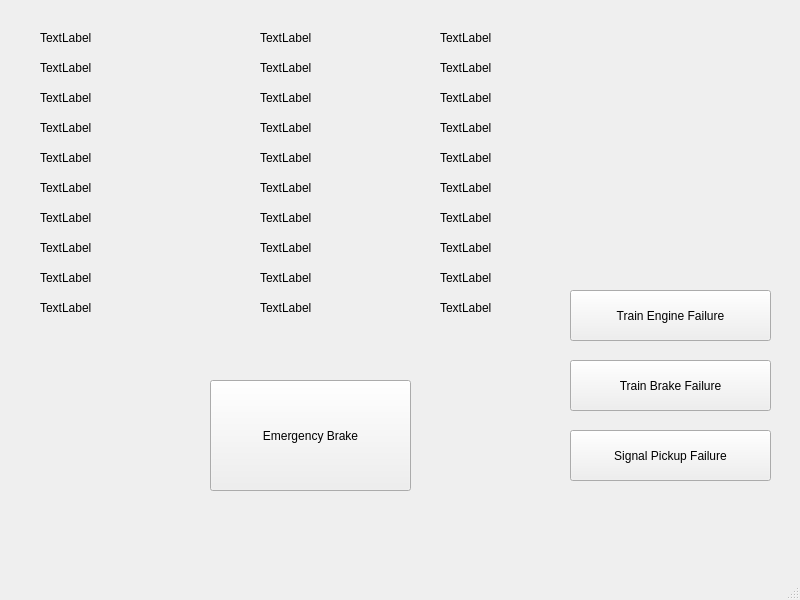
Old version of the form Train_Model/form.ui in the repository ece1140thebteam/train_system_sim.
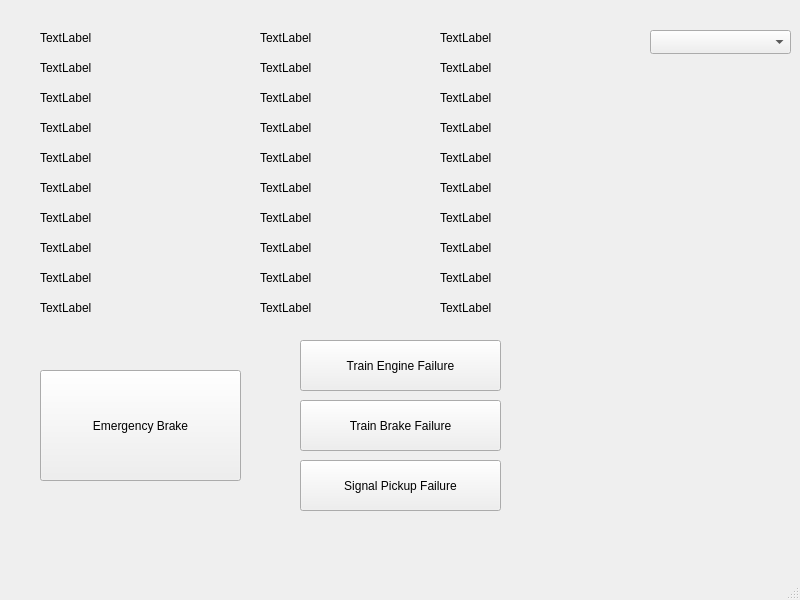
New version of the form.

```diff
--- a/Train_Model/form.ui
+++ b/Train_Model/form.ui
@@ -17,8 +17,8 @@
    <widget class="QPushButton" name="eBrake">
     <property name="geometry">
      <rect>
-      <x>210</x>
-      <y>380</y>
+      <x>40</x>
+      <y>370</y>
       <width>201</width>
       <height>111</height>
      </rect>
@@ -322,8 +322,8 @@
    <widget class="QPushButton" name="enginefail">
     <property name="geometry">
      <rect>
-      <x>570</x>
-      <y>290</y>
+      <x>300</x>
+      <y>340</y>
       <width>201</width>
       <height>51</height>
      </rect>
@@ -338,8 +338,8 @@
    <widget class="QPushButton" name="brakefail">
     <property name="geometry">
      <rect>
-      <x>570</x>
-      <y>360</y>
+      <x>300</x>
+      <y>400</y>
       <width>201</width>
       <height>51</height>
      </rect>
@@ -354,8 +354,8 @@
    <widget class="QPushButton" name="signalfail">
     <property name="geometry">
      <rect>
-      <x>570</x>
-      <y>430</y>
+      <x>300</x>
+      <y>460</y>
       <width>201</width>
       <height>51</height>
      </rect>
@@ -471,6 +471,19 @@
      <string>TextLabel</string>
     </property>
    </widget>
+   <widget class="QComboBox" name="trainSelect">
+    <property name="geometry">
+     <rect>
+      <x>650</x>
+      <y>30</y>
+      <width>141</width>
+      <height>24</height>
+     </rect>
+    </property>
+    <property name="editable">
+     <bool>false</bool>
+    </property>
+   </widget>
   </widget>
   <widget class="QMenuBar" name="menubar">
    <property name="geometry">
```
